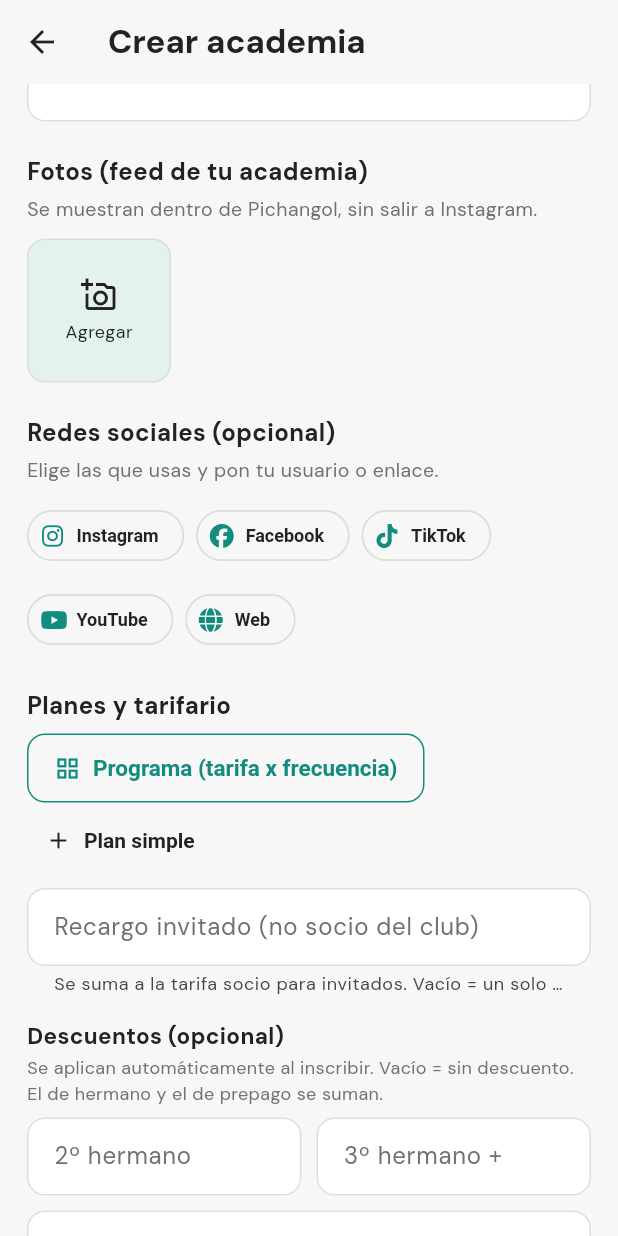
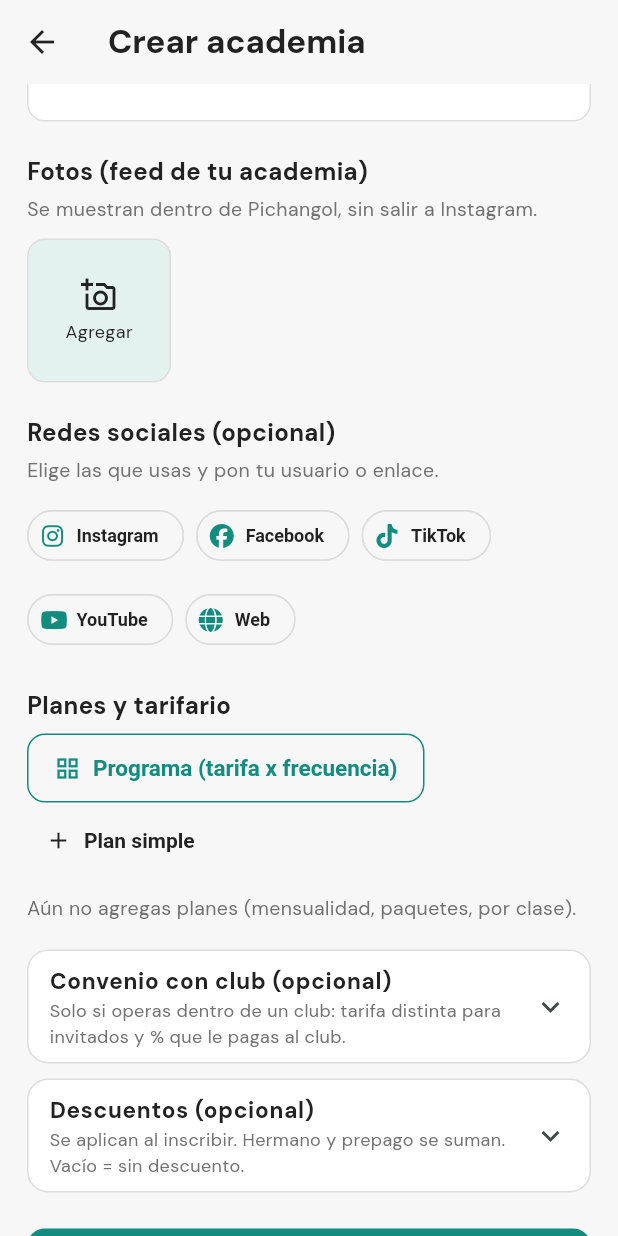
Before and after one commit to dcalagua/canchas-app-lima, a Flutter app: the CrearAcademiaScreen screen opened directly, scrolled down 576 dp, on a phone screen of 412 x 824 dp. Run offline on Flutter 3.47's test engine with Material 3 defaults, Android fonts, the phone set to English and light mode, and no system bars; our stand-ins replace audioplayers, firebase_core, firebase_messaging, font_awesome_flutter, geocoding, geolocator and 6 more; missing offline and left inert: record; accounts and stored records are empty.

Commit message:
Academia: agrupa opciones de convenio/descuentos en secciones plegables
El editor de academia ahora separa lo universal (planes/tarifario) de lo
opcional. 'Convenio con club (opcional)' (recargo invitado + retribución) y
'Descuentos (opcional)' quedan colapsadas por defecto — una academia normal no
las ve como ruido — y se abren solas si ya traen valores (ej. Jartur).

Co-Authored-By: Claude Opus 4.8 (1M context) <noreply@anthropic.com>
Claude-Session: https://claude.ai/code/session_017fg7ijXuZRX6jvFjZELf83

```diff
--- a/lib/screens/crear_academia_screen.dart
+++ b/lib/screens/crear_academia_screen.dart
@@ -215,6 +215,39 @@ class _CrearAcademiaScreenState extends State<CrearAcademiaScreen> {
           isDense: true,
         ),
       );
+
+  /// Sección plegable (ExpansionTile) para opciones avanzadas. Colapsada por
+  /// defecto; [abierta] la muestra expandida (si la academia ya tiene valores).
+  Widget _seccionPlegable({
+    required String titulo,
+    required String subtitulo,
+    required bool abierta,
+    required List<Widget> hijos,
+  }) {
+    return Container(
+      decoration: BoxDecoration(
+        color: Theme.of(context).colorScheme.surface,
+        borderRadius: BorderRadius.circular(14),
+        border: Border.all(color: trazo),
+      ),
+      clipBehavior: Clip.antiAlias,
+      child: Theme(
+        data: Theme.of(context).copyWith(dividerColor: Colors.transparent),
+        child: ExpansionTile(
+          initiallyExpanded: abierta,
+          tilePadding: const EdgeInsets.symmetric(horizontal: 14),
+          childrenPadding: const EdgeInsets.fromLTRB(14, 0, 14, 14),
+          expandedCrossAxisAlignment: CrossAxisAlignment.start,
+          title: Text(titulo,
+              style:
+                  const TextStyle(fontWeight: FontWeight.w700, fontSize: 15)),
+          subtitle: Text(subtitulo,
+              style: const TextStyle(color: textoTenue, fontSize: 12)),
+          children: hijos,
+        ),
+      ),
+    );
+  }
 
   /// Lista de planes agrupada: los PROGRAMAS (matriz) como tarjeta editable con
   /// su etapa/edad, duración y precios por frecuencia; los planes simples aparte.
@@ -634,8 +667,22 @@ class _CrearAcademiaScreenState extends State<CrearAcademiaScreen> {
               ),
             ],
           ),
-          const SizedBox(height: 8),
-          // Recargo del invitado (no socio del club/sede). Vacío = un solo precio.
+          const SizedBox(height: 12),
+          if (_planes.isEmpty)
+            const Text('Aún no agregas planes (mensualidad, paquetes, por clase).',
+                style: TextStyle(color: textoTenue, fontSize: 13)),
+          ..._listaProgramas(),
+          const SizedBox(height: 18),
+          // Opciones avanzadas plegadas: una academia "normal" (sin convenio de
+          // club) no las necesita. Se abren solas si ya traen valores (Jartur).
+          _seccionPlegable(
+            titulo: 'Convenio con club (opcional)',
+            subtitulo:
+                'Solo si operas dentro de un club: tarifa distinta para invitados '
+                'y % que le pagas al club.',
+            abierta: (widget.academia?.recargoInvitado ?? 0) > 0 ||
+                (widget.academia?.retribucionClubPct ?? 0) > 0,
+            hijos: [
               TextField(
                 controller: _recargoInvitado,
                 keyboardType: TextInputType.number,
@@ -647,15 +694,25 @@ class _CrearAcademiaScreenState extends State<CrearAcademiaScreen> {
                       'Se suma a la tarifa socio para invitados. Vacío = un solo precio.',
                 ),
               ),
-          const SizedBox(height: 16),
-          const Text('Descuentos (opcional)',
-              style: TextStyle(fontWeight: FontWeight.w700, fontSize: 15)),
-          const SizedBox(height: 2),
+              const SizedBox(height: 14),
+              _campoPct(_retribClub, 'Retribución al club (%)'),
+              const SizedBox(height: 4),
               const Text(
-              'Se aplican automáticamente al inscribir. Vacío = sin descuento. '
-              'El de hermano y el de prepago se suman.',
-              style: TextStyle(color: textoTenue, fontSize: 12)),
-          const SizedBox(height: 8),
+                  '% de lo cobrado que le pagas al club. Aparece en el Reporte '
+                  'como liquidación al club.',
+                  style: TextStyle(color: textoTenue, fontSize: 11.5)),
+            ],
+          ),
+          const SizedBox(height: 10),
+          _seccionPlegable(
+            titulo: 'Descuentos (opcional)',
+            subtitulo:
+                'Se aplican al inscribir. Hermano y prepago se suman. Vacío = sin '
+                'descuento.',
+            abierta: (widget.academia?.descuentoHermano2 ?? 0) > 0 ||
+                (widget.academia?.descuentoHermano3 ?? 0) > 0 ||
+                (widget.academia?.descuentoPrepago ?? 0) > 0,
+            hijos: [
               Row(
                 children: [
                   Expanded(child: _campoPct(_dtoHermano2, '2º hermano')),
@@ -665,21 +722,8 @@ class _CrearAcademiaScreenState extends State<CrearAcademiaScreen> {
               ),
               const SizedBox(height: 10),
               _campoPct(_dtoPrepago, 'Prepago (paquete de meses)'),
-          const SizedBox(height: 16),
-          const Text('Retribución al club (opcional)',
-              style: TextStyle(fontWeight: FontWeight.w700, fontSize: 15)),
-          const SizedBox(height: 2),
-          const Text(
-              '% de lo cobrado que le pagas al club/sede. Vacío = no aplica. '
-              'Aparece en el Reporte como liquidación al club.',
-              style: TextStyle(color: textoTenue, fontSize: 12)),
-          const SizedBox(height: 8),
-          _campoPct(_retribClub, 'Retribución al club'),
-          const SizedBox(height: 12),
-          if (_planes.isEmpty)
-            const Text('Aún no agregas planes (mensualidad, paquetes, por clase).',
-                style: TextStyle(color: textoTenue, fontSize: 13)),
-          ..._listaProgramas(),
+            ],
+          ),
           const SizedBox(height: 24),
           SizedBox(
             width: double.infinity,
```
Lines whose indentation alone changed are shown as unchanged.
